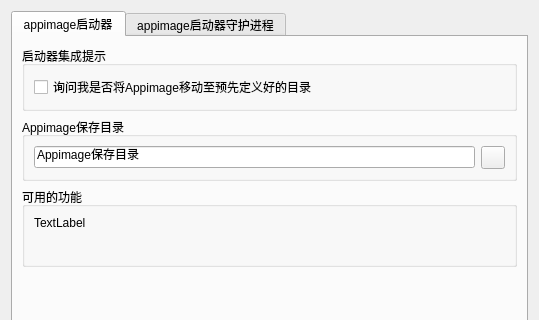
Qt form src/ui/settings_dialog.ui (linlinger/AppImageLauncher) before a commit; both pictures show x 0 to 539 and y 0 to 320 of the 539 by 459 pixel window.
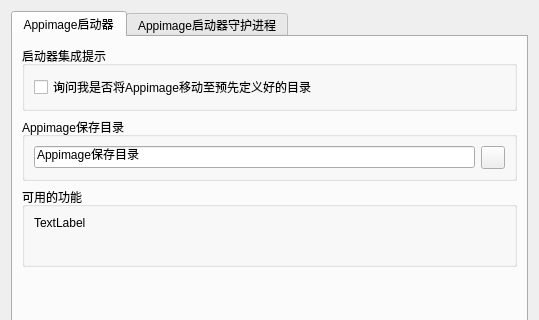
The same form after that commit. Icons and pictures are not drawn.

Commit message: A gets captiallized

Patch:
```diff
--- a/src/ui/settings_dialog.ui
+++ b/src/ui/settings_dialog.ui
@@ -21,7 +21,7 @@
      </property>
      <widget class="QWidget" name="launcherTab">
       <attribute name="title">
-       <string notr="true">appimage启动器</string>
+       <string notr="true">Appimage启动器</string>
       </attribute>
       <layout class="QVBoxLayout" name="verticalLayout_4">
        <item>
@@ -143,7 +143,7 @@
      </widget>
      <widget class="QWidget" name="daemonTab">
       <attribute name="title">
-       <string notr="true">appimage启动器守护进程</string>
+       <string notr="true">Appimage启动器守护进程</string>
       </attribute>
       <layout class="QVBoxLayout" name="verticalLayout_5">
        <item>
```
Left out of the diff: 2 changed lines with no effect on the pictures.
